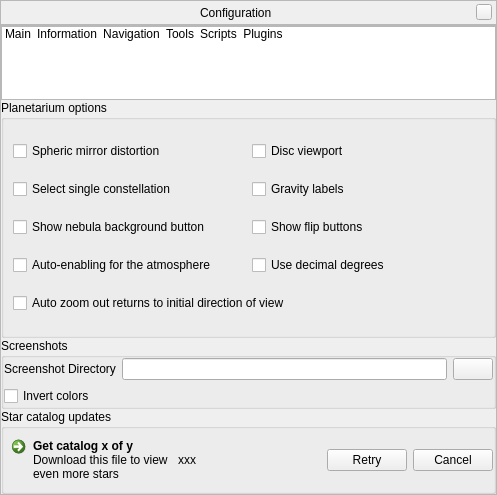
First picture: the form in src/gui/configurationDialog.ui, repository 519984307/stellarium_src, before the edit.
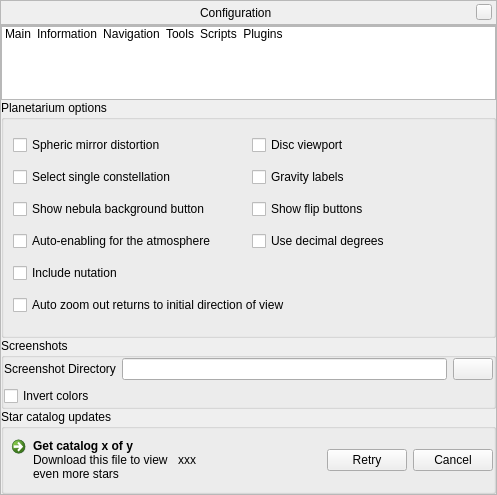
Second picture: the form after the edit. The open tabs and pages were chosen to show the change. Icons and pictures are not drawn. Custom widgets are drawn as their Qt base class.

Commit message: new lines for translation

```diff
--- a/src/gui/configurationDialog.ui
+++ b/src/gui/configurationDialog.ui
@@ -389,20 +389,6 @@
                </property>
               </widget>
              </item>
-             <item>
-              <layout class="QVBoxLayout" name="VariousVerticalLayout">
-               <item>
-                <widget class="QCheckBox" name="nutationCheckBox">
-                 <property name="toolTip">
-                  <string>Nutation is a small wobble of Earth's axis, amounting to a few arcseconds.</string>
-                 </property>
-                 <property name="text">
-                  <string>Include nutation</string>
-                 </property>
-                </widget>
-               </item>
-              </layout>
-             </item>
             </layout>
            </widget>
           </item>
@@ -1144,16 +1130,6 @@
                </property>
               </widget>
              </item>
-             <item row="4" column="0" colspan="2">
-              <widget class="QCheckBox" name="autoZoomResetsDirectionCheckbox">
-               <property name="toolTip">
-                <string>When enabled, the &quot;auto zoom out&quot; key will also set the initial viewing direction</string>
-               </property>
-               <property name="text">
-                <string>Auto zoom out returns to initial direction of view</string>
-               </property>
-              </widget>
-             </item>
              <item row="3" column="0">
               <widget class="QCheckBox" name="autoEnableAtmosphereCheckBox">
                <property name="toolTip">
@@ -1164,6 +1140,16 @@
                </property>
               </widget>
              </item>
+             <item row="5" column="0" colspan="2">
+              <widget class="QCheckBox" name="autoZoomResetsDirectionCheckbox">
+               <property name="toolTip">
+                <string>When enabled, the &quot;auto zoom out&quot; key will also set the initial viewing direction</string>
+               </property>
+               <property name="text">
+                <string>Auto zoom out returns to initial direction of view</string>
+               </property>
+              </widget>
+             </item>
              <item row="3" column="1">
               <widget class="QCheckBox" name="decimalDegreeCheckBox">
                <property name="toolTip">
@@ -1174,6 +1160,16 @@
                </property>
               </widget>
              </item>
+             <item row="4" column="0">
+              <widget class="QCheckBox" name="nutationCheckBox">
+               <property name="toolTip">
+                <string>Nutation is a small wobble of Earth's axis, amounting to a few arcseconds.</string>
+               </property>
+               <property name="text">
+                <string>Include nutation</string>
+               </property>
+              </widget>
+             </item>
             </layout>
            </widget>
           </item>
```
